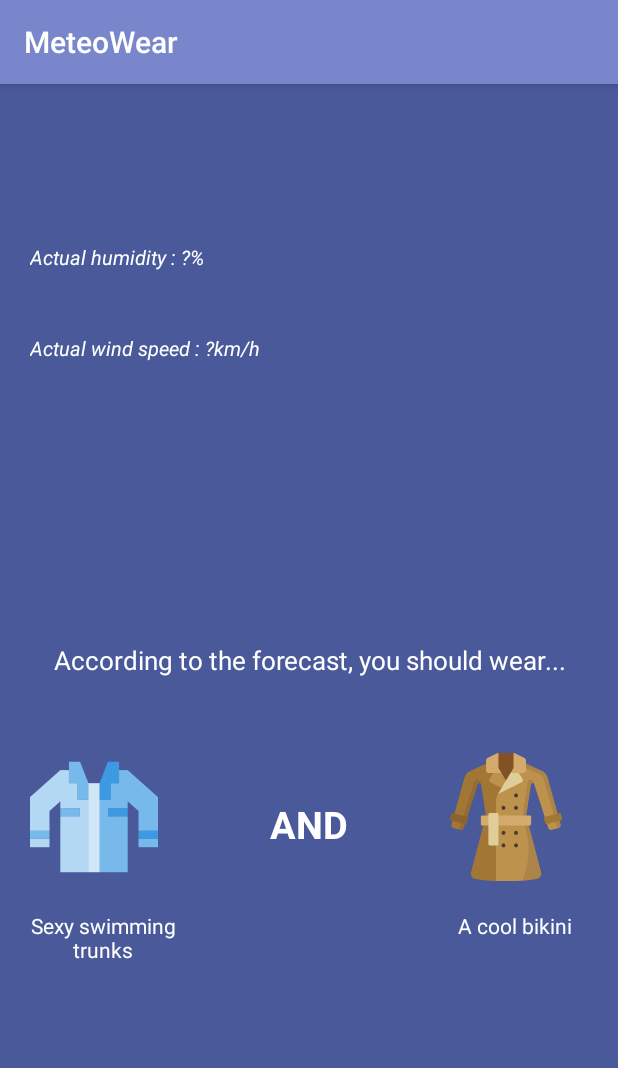
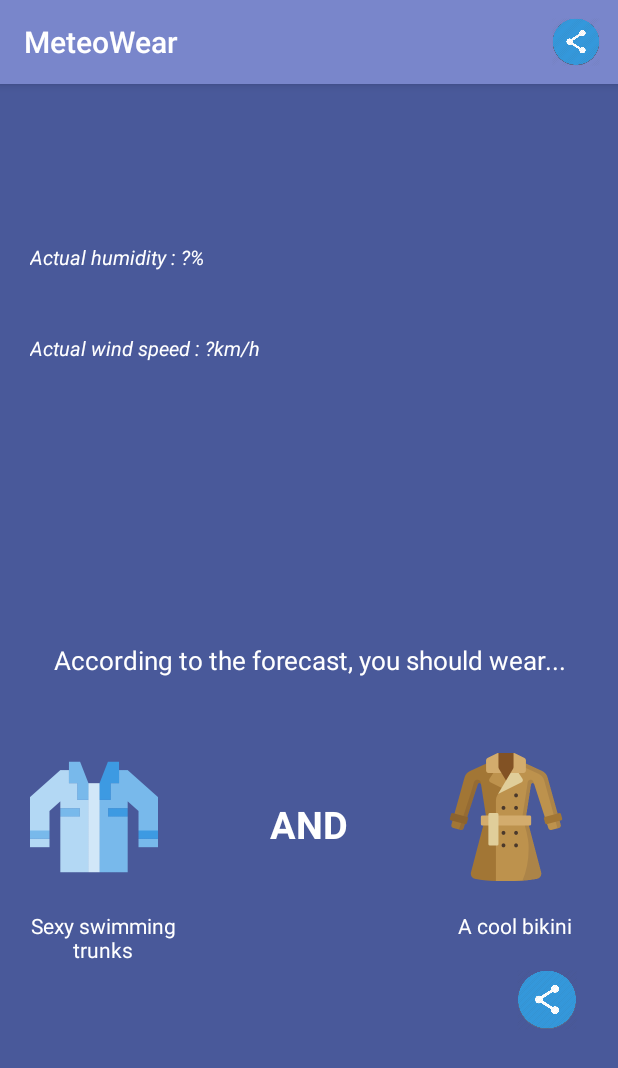
Before and after one commit to Tahaga/ProjetISN, an Android app: the MainActivity screen opened directly, with no data from a screen before it, on a phone screen of 412 x 824 dp. Shown: the top 1068 px of the screen. Run offline under Robolectric (Android 15) with nearby library versions, the phone set to English and light mode, and no system bars.

Commit message:
Implemented share functionnality

```diff
--- a/app/build.gradle
+++ b/app/build.gradle
@@ -23,7 +23,7 @@ android {
 }
 
 dependencies {
-    implementation fileTree(dir: 'libs', include: ['*.jar'])
+    implementation fileTree(include: ['*.jar'], dir: 'libs')
     implementation "org.jetbrains.kotlin:kotlin-stdlib-jre7:$kotlin_version"
     implementation 'com.android.support:appcompat-v7:26.0.0-beta1'
     implementation 'com.android.support.constraint:constraint-layout:1.0.2'
@@ -32,4 +32,6 @@ dependencies {
     testImplementation 'junit:junit:4.12'
     androidTestImplementation 'com.android.support.test:runner:1.0.1'
     androidTestImplementation 'com.android.support.test.espresso:espresso-core:3.0.1'
+    implementation files('libs/twitter4j-core-4.0.4-javadoc.jar')
+    compile 'org.twitter4j:twitter4j-core:4.0.4'
 }
--- a/app/src/main/res/layout/activity_main.xml
+++ b/app/src/main/res/layout/activity_main.xml
@@ -106,15 +106,16 @@
                 android:id="@+id/textView2"
                 android:layout_width="match_parent"
                 android:layout_height="wrap_content"
-                android:layout_marginTop="80dp"
                 android:layout_alignBottom="@+id/imageView"
                 android:layout_centerHorizontal="true"
                 android:layout_marginBottom="18dp"
+                android:layout_marginTop="80dp"
+                android:text="AND"
                 android:textAlignment="center"
-                android:text="AND"
                 android:textColor="#FFFF"
                 android:textSize="25dp"
                 android:textStyle="bold" />
+
         </LinearLayout>
 
         <LinearLayout
@@ -146,6 +147,17 @@
                 android:textAlignment="center"
                 android:textColor="#FFFF" />
 
+            <ImageView
+                android:id="@+id/twitterImageView"
+                android:layout_width="40dp"
+                android:layout_height="40dp"
+                android:layout_marginLeft="70dp"
+                android:layout_marginTop="20dp"
+                app:srcCompat="@drawable/twitter"
+                android:background="?attr/selectableItemBackground"
+                android:clickable="true"
+                android:focusable="true" />
+
         </LinearLayout>
 
     </LinearLayout>
--- a/app/src/main/res/menu/main_share_button.xml
+++ b/app/src/main/res/menu/main_share_button.xml
@@ -1,9 +1,14 @@
 <?xml version="1.0" encoding="utf-8"?>
-<item xmlns:android="http://schemas.android.com/apk/res/android"
-    xmlns:app="http://schemas.android.com/apk/res-auto"
-    android:id="@+id/buttonShare"
+<menu xmlns:android="http://schemas.android.com/apk/res/android"
+    xmlns:app="http://schemas.android.com/apk/res-auto" >
+
+    <item android:id="@+id/buttonShare"
     android:title="Share"
     android:icon="@drawable/twitter"
     app:showAsAction="always"
-    android:layout_height="20dp"
-    android:layout_width="20dp"/>
+    app:srcCompat="@drawable/twitter"
+    android:background="?attr/selectableItemBackground"
+    android:clickable="true"
+    android:focusable="true"/>
+
+</menu>
```
Also changed, not shown: app/src/main/java/blasko/daniel/projetisn/MainActivity.kt (+64 -15 lines), app/src/main/java/blasko/daniel/projetisn/WelcomeActivity.kt (+3 -4 lines).
